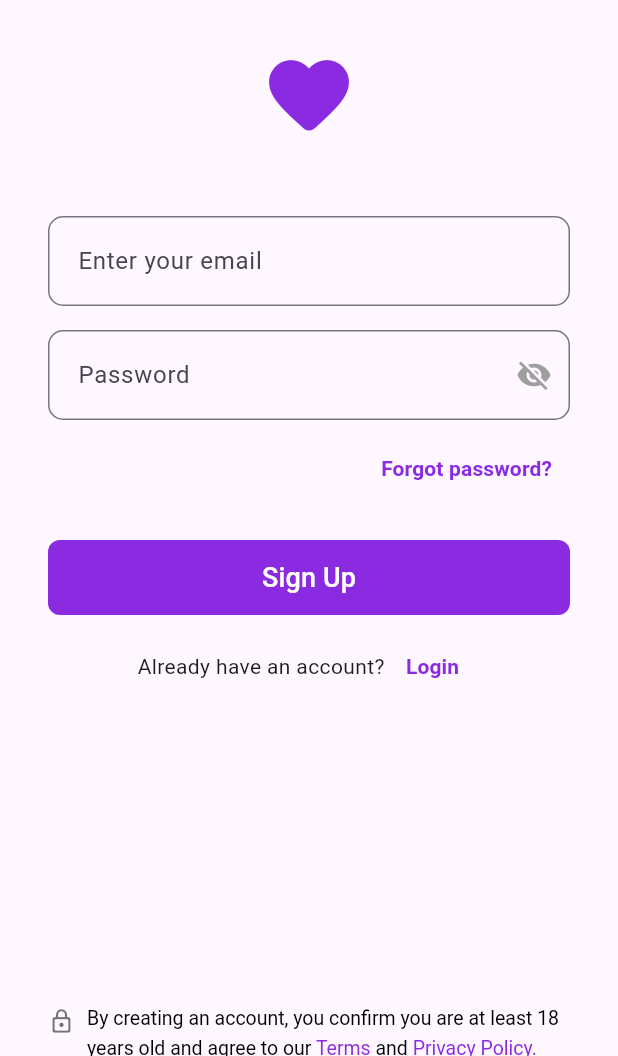
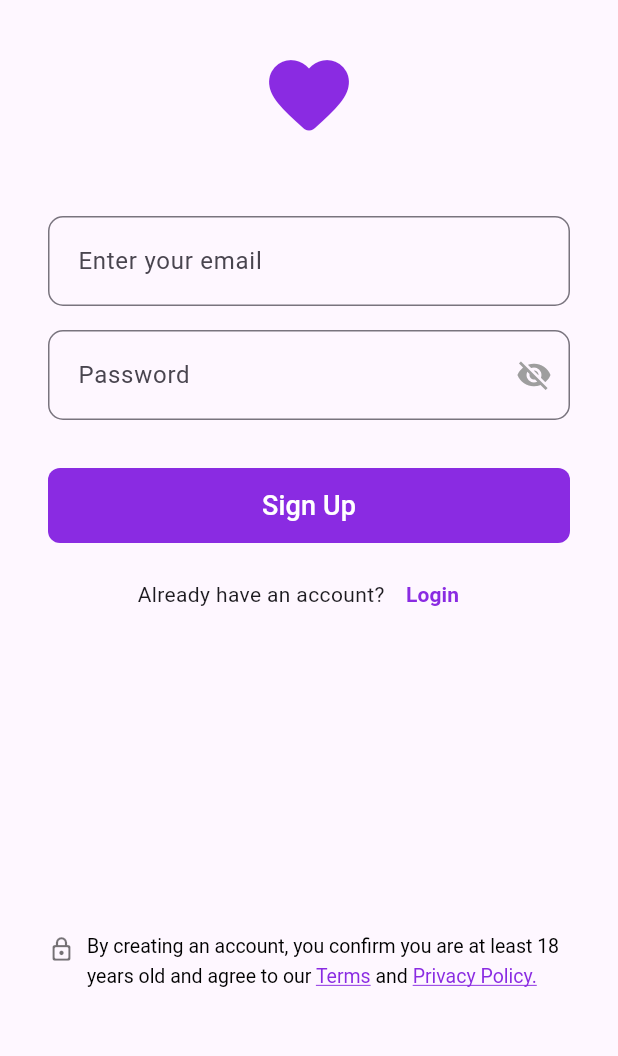
Before and after one commit to Rabin935/pairup, a Flutter app: the SignupScreen screen opened directly, on a phone screen of 412 x 824 dp, the part 180-1236 px from its top. Run offline on Flutter 3.47's test engine with Material 3 defaults, Android fonts, the light colour scheme and no system bars.

```diff
--- a/lib/screens/Signup_screen.dart
+++ b/lib/screens/Signup_screen.dart
@@ -166,22 +166,6 @@ class _SignupScreenState extends State<SignupScreen> {
                 const SizedBox(height: 8.0),
 
                 // Forgot Password Button
-                Align(
-                  alignment: Alignment.centerRight,
-                  child: TextButton(
-                    onPressed: () {
-                      // Handle navigation to forgot password screen
-                    },
-                    child: const Text(
-                      'Forgot password?',
-                      style: TextStyle(
-                        color: primaryPurple,
-                        fontWeight: FontWeight.w600,
-                      ),
-                    ),
-                  ),
-                ),
-
                 const SizedBox(height: 24.0),
 
                 // 5. Sign Up Button (Fixed: linked to logic, corrected text and color)
```
Also changed, not shown: lib/models/onboarding_model.dart (added, +11 -0 lines), lib/models/profile_model.dart (added, +15 -0 lines), lib/screens/home_screen.dart (+2 -16 lines), lib/screens/onboarding_screen.dart (+2 -10 lines), pubspec.yaml (+5 -4 lines), assets/fonts/OpenSans-Bold.ttf (added), assets/fonts/OpenSans-Italic.ttf (added), assets/fonts/OpenSans-Regular.ttf (added), pubspec.lock.
